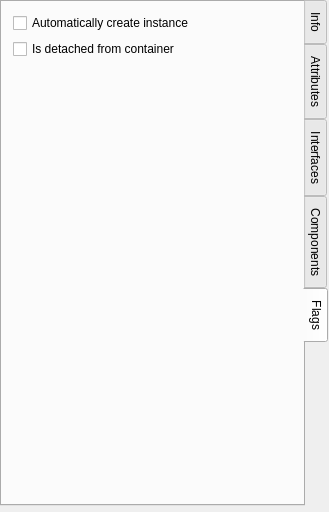
Qt form Include/icmpstr/CAttributeEditorComp.ui (ImagingTools/AcfSln) before a commit.
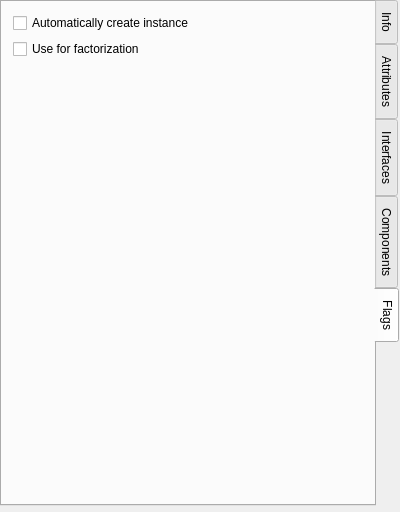
The same form after that commit. The open tabs and pages were chosen to show the change. Icons and pictures are not drawn.

```diff
--- a/Include/icmpstr/CAttributeEditorComp.ui
+++ b/Include/icmpstr/CAttributeEditorComp.ui
@@ -6,13 +6,13 @@
    <rect>
     <x>0</x>
     <y>0</y>
-    <width>329</width>
+    <width>400</width>
     <height>512</height>
    </rect>
   </property>
   <property name="minimumSize">
    <size>
-    <width>329</width>
+    <width>0</width>
     <height>0</height>
    </size>
   </property>
@@ -508,7 +508,7 @@
           <string>Indicate that this element is detached from container and can be used as factory prototype</string>
          </property>
          <property name="text">
-          <string>Is detached from container</string>
+          <string>Use for factorization</string>
          </property>
         </widget>
        </item>
```
Left out of the diff: 2 changed lines with no effect on the pictures.
